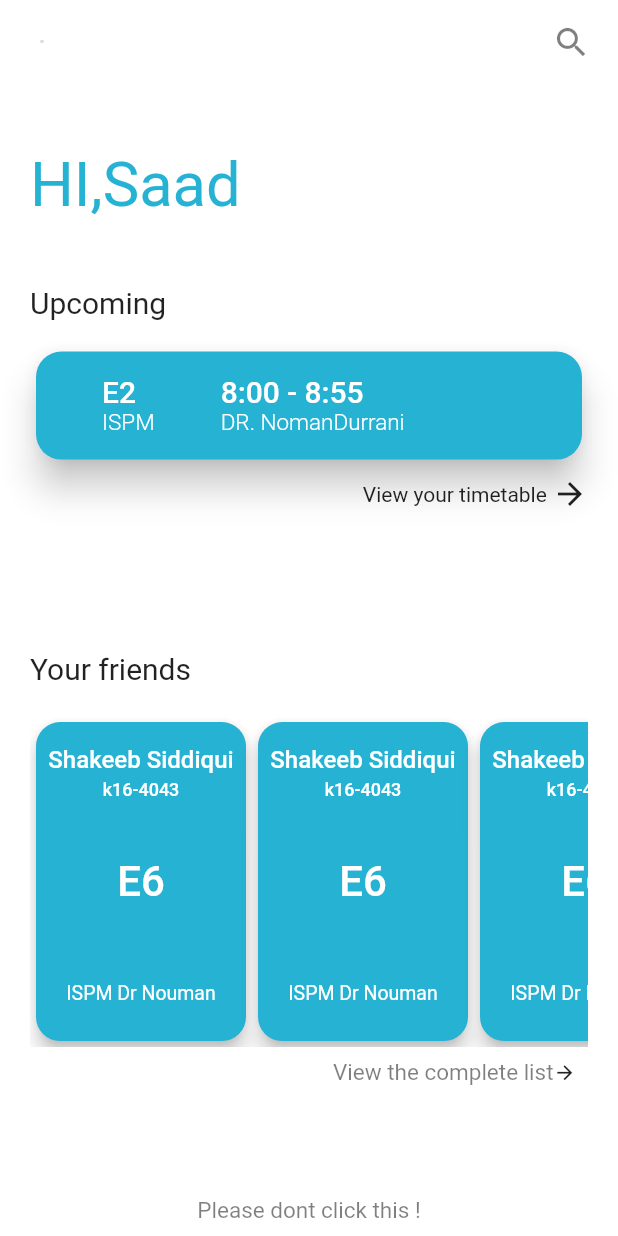
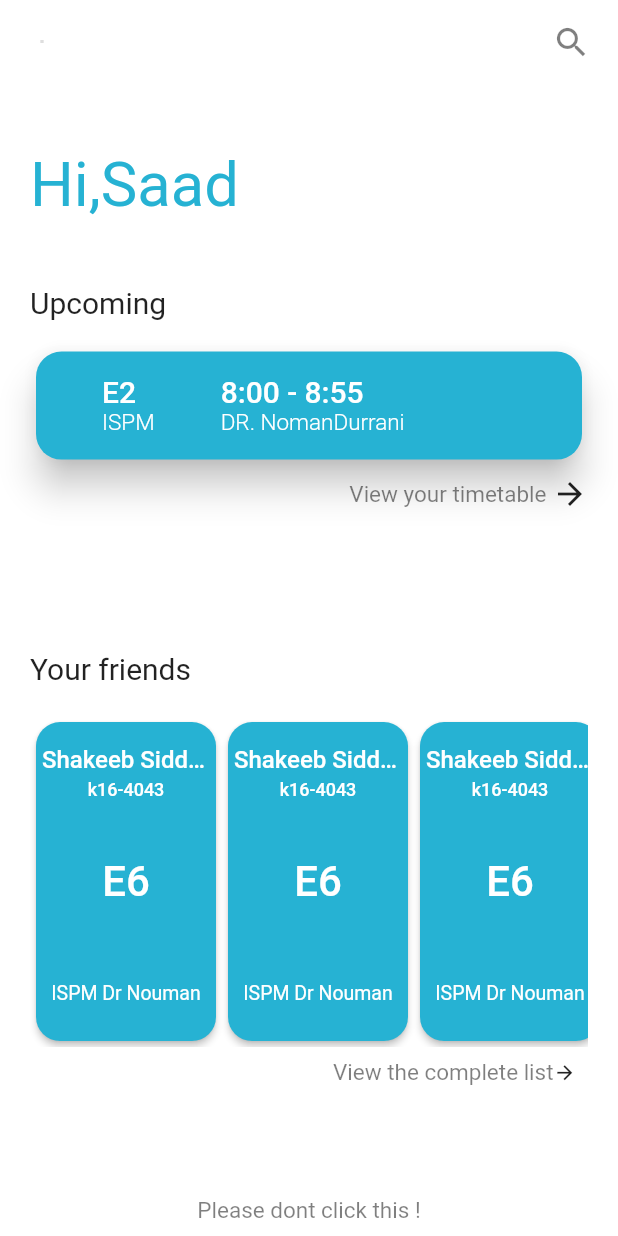
Before and after one commit to Velocity-Barricade/mobile, a Flutter app: the screen it shows after launch, on a phone screen of 412 x 824 dp. Run offline on Flutter 3.47's test engine with Material 2 defaults, Android fonts, the phone set to English and light mode, and no system bars; our stand-ins replace camera, firebase_auth, flutter_screenutil, font_awesome_flutter; missing offline and left inert: custom_switch, qr_code_tools; accounts and stored records are empty.

Commit message:
minor refactoring

```diff
--- a/lib/Screens/HomeScreen/Components/freind_card.dart
+++ b/lib/Screens/HomeScreen/Components/freind_card.dart
@@ -10,11 +10,11 @@ class _FreindCardState extends State<FreindCard> {
   Widget build(BuildContext context) {
     return Card(
       color: themeColor,
-      elevation: 5,
+      elevation: 2,
       shape: RoundedRectangleBorder(borderRadius: BorderRadius.all(Radius.circular(16))),
       child: Container(
 //        height: 134,
-        width: 140,
+        width: 120,
         child: Column(
           children: <Widget>[
 
--- a/lib/Screens/HomeScreen/HomeScreen.dart
+++ b/lib/Screens/HomeScreen/home_screen.dart
@@ -1,4 +1,4 @@
-import 'package:barricade/Screens/TimeTable/Components/ClassCard.dart';
+import 'package:barricade/Screens/TimeTable/Components/class_card.dart';
 import 'package:barricade/Values/colors.dart';
 import 'package:flutter/material.dart';
 
@@ -50,7 +50,7 @@ class _HomeScreenState extends State<HomeScreen> {
                               color: Colors.white,
                               child: Align(
                                   alignment: Alignment.centerLeft,
-                                  child: new Text("HI,Saad",style: TextStyle(color: themeColor,fontSize: 41,fontWeight: FontWeight.w400),)),
+                                  child: new Text("Hi,Saad",style: TextStyle(color: themeColor,fontSize: 41,fontWeight: FontWeight.w400),)),
 
                   ),
                           ),
@@ -77,7 +77,7 @@ class _HomeScreenState extends State<HomeScreen> {
                                         alignment: Alignment.centerLeft,
                                         child: Padding(
                                           padding:  EdgeInsets.only(bottom:17.0),
-                                          child: new Text("Upcoming",style: TextStyle(fontSize: 20),),
+                                          child: new Text("Upcoming",style: TextStyle(fontSize: 20,),),
                                         )),
                                     ClassCard(Number: 2,upcoming: true,),
 
@@ -88,7 +88,7 @@ class _HomeScreenState extends State<HomeScreen> {
                                         child: Row(
                                           mainAxisSize: MainAxisSize.min,
                                           children: <Widget>[
-                                            Text("View your timetable "),
+                                            Text("View your timetable ",style: TextStyle(color: themeGrey,fontSize: 15),),
                                             Icon(Icons.arrow_forward)
                                           ],
                                         ),
--- a/lib/Screens/TimeTable/Components/day_list.dart
+++ b/lib/Screens/TimeTable/Components/day_list.dart
@@ -1,6 +1,6 @@
 import 'package:flutter/material.dart';
 
-import 'ClassCard.dart';
+import 'class_card.dart';
 
 class DayList extends StatefulWidget {
   @override
--- a/lib/main.dart
+++ b/lib/main.dart
@@ -1,9 +1,9 @@
 import 'package:flutter/material.dart';
 
-import 'Screens/HomeScreen/HomeScreen.dart';
-import 'Screens/Login/LoginScreen.dart';
+import 'Screens/HomeScreen/home_screen.dart';
+import 'Screens/Login/login_screen.dart';
 import 'Screens/QR/qr_helper.dart';
-import 'Screens/TimeTable/TimeTableScreen.dart';
+import 'Screens/TimeTable/timetable_screen.dart';
 import 'Temp/card.dart';
 import 'package:camera/camera.dart';
 
```
Also changed, not shown: lib/Screens/Login/login_screen.dart (renamed from lib/Screens/Login/LoginScreen.dart), lib/Screens/TimeTable/Components/class_card.dart (renamed from lib/Screens/TimeTable/Components/ClassCard.dart), lib/Screens/TimeTable/timetable_screen.dart (renamed from lib/Screens/TimeTable/TimeTableScreen.dart).
